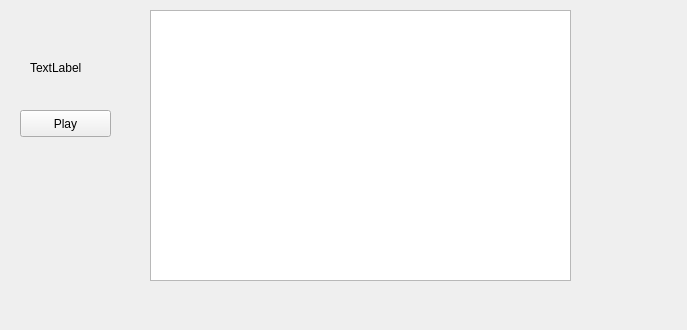
The window that editor/musicwidget.ui (Telecrab/jnb3d) describes before a commit, drawn with Qt 5.
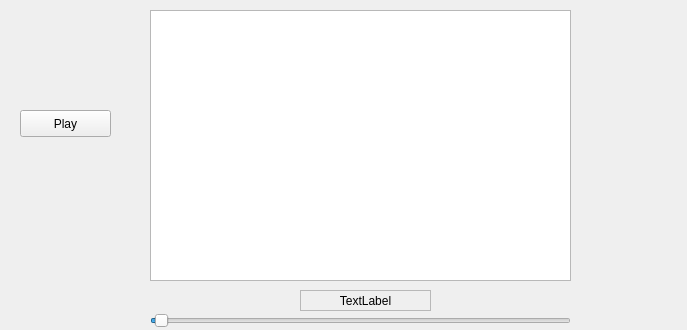
The same window after the commit.

Commit message: A: Added a slider to the MusicWidget to show current song postition. C: The text label on MusicWidget also shows song position now. C: MicromodDevice now calculates m_samplesRemaining when opening data.

```diff
--- a/editor/musicwidget.ui
+++ b/editor/musicwidget.ui
@@ -16,15 +16,30 @@
   <widget class="QLabel" name="label">
    <property name="geometry">
     <rect>
-     <x>30</x>
-     <y>60</y>
-     <width>68</width>
-     <height>15</height>
+     <x>300</x>
+     <y>290</y>
+     <width>131</width>
+     <height>21</height>
     </rect>
    </property>
+   <property name="sizePolicy">
+    <sizepolicy hsizetype="MinimumExpanding" vsizetype="MinimumExpanding">
+     <horstretch>0</horstretch>
+     <verstretch>0</verstretch>
+    </sizepolicy>
+   </property>
+   <property name="frameShape">
+    <enum>QFrame::StyledPanel</enum>
+   </property>
+   <property name="frameShadow">
+    <enum>QFrame::Raised</enum>
+   </property>
    <property name="text">
     <string>TextLabel</string>
    </property>
+   <property name="alignment">
+    <set>Qt::AlignCenter</set>
+   </property>
   </widget>
   <widget class="QPushButton" name="pushButton">
    <property name="geometry">
@@ -73,6 +88,22 @@
     <set>Qt::LinksAccessibleByMouse|Qt::TextSelectableByMouse</set>
    </property>
   </widget>
+  <widget class="QSlider" name="sliderSongPosition">
+   <property name="geometry">
+    <rect>
+     <x>150</x>
+     <y>310</y>
+     <width>421</width>
+     <height>21</height>
+    </rect>
+   </property>
+   <property name="value">
+    <number>1</number>
+   </property>
+   <property name="orientation">
+    <enum>Qt::Horizontal</enum>
+   </property>
+  </widget>
  </widget>
  <resources/>
  <connections/>
```
Left out of the diff: 2 changed lines with no effect on the pictures. The commit also changes 2 other files.
